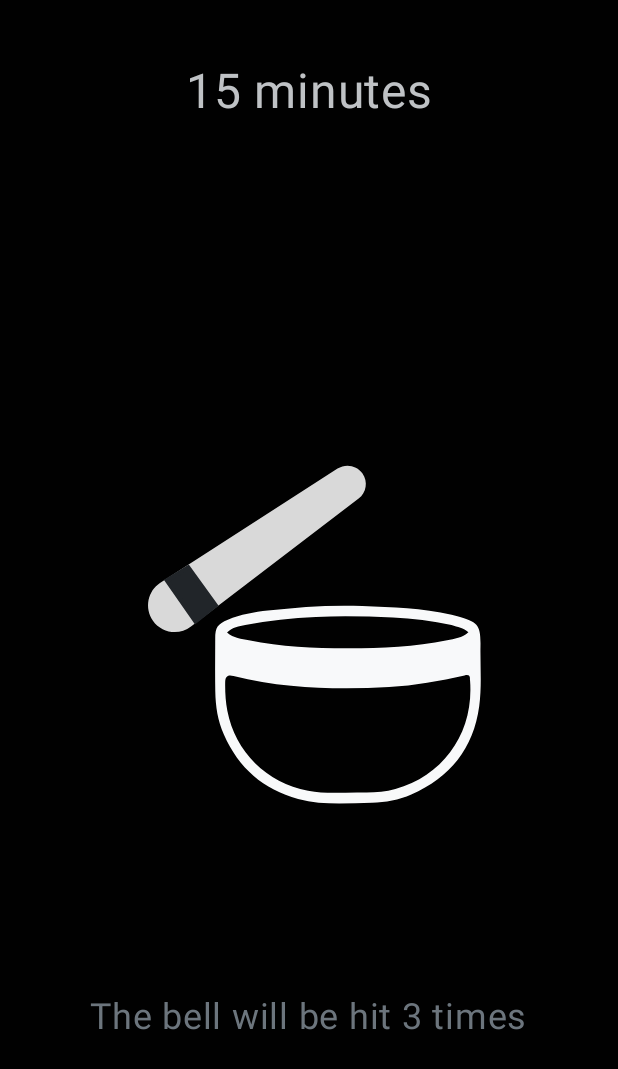
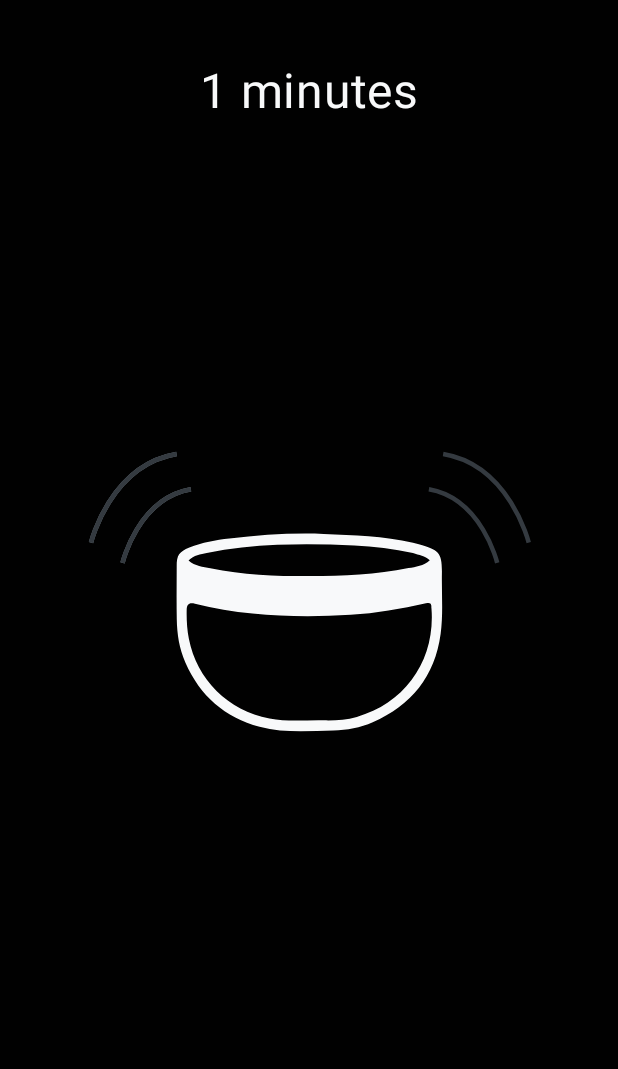
Before and after one commit to victorYghor/meditar, an Android app built with Jetpack Compose: the screen it shows after launch (MainActivity), after a tap on "Start", on a phone screen of 412 x 824 dp. Shown: the top 1069 px of the screen. Run offline under Robolectric (Android 15) with nearby library versions, the phone set to English and light mode, and no system bars; our stand-ins replace Timber.

Commit message:
feature: change between ring bell and hit bell

```diff
--- a/app/build.gradle.kts
+++ b/app/build.gradle.kts
@@ -70,6 +70,8 @@ dependencies {
     debugImplementation("androidx.compose.ui:ui-tooling")
     debugImplementation("androidx.compose.ui:ui-test-manifest")
 
+    // Timber
+    implementation("com.jakewharton.timber:timber:5.0.1")
     //navigation
     implementation("androidx.navigation:navigation-runtime-ktx:2.7.7")
     implementation("androidx.navigation:navigation-compose:2.7.7")
--- a/app/src/main/java/com/victoryghor/meditar/MainActivity.kt
+++ b/app/src/main/java/com/victoryghor/meditar/MainActivity.kt
@@ -1,7 +1,6 @@
 package com.victoryghor.meditar
 
 import android.os.Bundle
-import android.util.Log
 import androidx.activity.ComponentActivity
 import androidx.activity.compose.setContent
 import androidx.compose.foundation.layout.Arrangement
@@ -14,11 +13,12 @@ import androidx.compose.ui.Modifier
 import com.victoryghor.meditar.timerPicker.SelectTimerScreen
 import com.victoryghor.meditar.ui.components.ConfirmButton
 import com.victoryghor.meditar.ui.theme.MeditarTheme
+import timber.log.Timber
 
 class MainActivity: ComponentActivity() {
     override fun onCreate(savedInstanceState: Bundle?) {
         super.onCreate(savedInstanceState)
-        Log.i("TimerPickerActivity", "reach here")
+        Timber.plant(Timber.DebugTree())
         setContent {
             MeditarTheme {
                 Surface(
--- a/app/src/main/java/com/victoryghor/meditar/TimerNavigation.kt
+++ b/app/src/main/java/com/victoryghor/meditar/TimerNavigation.kt
@@ -4,14 +4,16 @@ import android.content.Context
 import android.content.ContextWrapper
 import androidx.compose.runtime.Composable
 import androidx.navigation.NavHostController
-import android.util.Log
 import androidx.activity.ComponentActivity
 import androidx.compose.runtime.getValue
 import androidx.compose.ui.platform.LocalContext
 import androidx.lifecycle.compose.collectAsStateWithLifecycle
 import androidx.lifecycle.viewmodel.compose.viewModel
+import androidx.navigation.NavBackStackEntry
+import androidx.navigation.NavDestination.Companion.hierarchy
 import androidx.navigation.compose.NavHost
 import androidx.navigation.compose.composable
+import androidx.navigation.compose.currentBackStackEntryAsState
 import androidx.navigation.compose.rememberNavController
 import androidx.navigation.navArgument
 import androidx.savedstate.SavedStateRegistryOwner
@@ -26,13 +28,17 @@ import com.victoryghor.meditar.timer.TimerScreen
 import com.victoryghor.meditar.timer.TimerViewModel
 import com.victoryghor.meditar.timerPicker.SelectTimerScreen
 import com.victoryghor.meditar.timerPicker.TimerPickerViewModel
+import timber.log.Timber
+import com.victoryghor.meditar.bell.HitBellScreen
+import com.victoryghor.meditar.util.removeCurlyBrackets
 
 object Destinations {
     const val SELECT_TIMER_SCREEN = "selectTimerScreen"
-    const val TIMER_SCREEN = "timerScreen/{%s}"
-    const val HIT_BELL_SCREEN = "hitBellScreen/{%s}"
-    const val RING_BELL_SCREEN = "ringBellScreen?minutes={%s}"
+    const val TIMER_SCREEN = "timerScreen/{minutes}"
+    const val HIT_BELL_SCREEN = "hitBellScreen/{minutes}"
+    const val RING_BELL_SCREEN = "ringBellScreen?minutes={minutes}"
 }
+
 @Composable
 fun TimerNavHost(
     navController: NavHostController = rememberNavController()
@@ -45,27 +51,60 @@ fun TimerNavHost(
             val viewModel: TimerPickerViewModel = viewModel()
             val uiState by viewModel.uiState.collectAsStateWithLifecycle()
             SelectTimerScreen(
-                goToRingBellScreen = { minutes -> navController.navigate(HIT_BELL_SCREEN.format(minutes)) },
+                goToRingBellScreen = { minutes ->
+                    navController.navigate(
+                        HIT_BELL_SCREEN.replace("minutes", minutes.toString())
+                    )
+                },
                 selectMinutes = viewModel::selectMinutes,
                 uiState = uiState
             )
         }
-        composable(HIT_BELL_SCREEN) { NavBackStackEntry ->
+        composable(HIT_BELL_SCREEN) {
             val bellViewModel = viewModel<BellViewModel>()
             val bellUiState by bellViewModel.uiState.collectAsStateWithLifecycle()
-            HitBellScreen(bellUiState)
+            val minutes = it.arguments?.getString("minutes")?.removeCurlyBrackets() ?: "5"
+            HitBellScreen(bellUiState) {
+                bellViewModel.startHitBell {
+                    navController.navigate(RING_BELL_SCREEN.replace("{minutes}", minutes))
+                }
+            }
         }
         composable(
             RING_BELL_SCREEN,
-            arguments = listOf(navArgument("minutes"){ nullable = true })
+            arguments = listOf(navArgument("minutes") { nullable = true })
         ) {
             val bellViewModel: BellViewModel = viewModel()
             val bellUiState by bellViewModel.uiState.collectAsStateWithLifecycle()
-            RingBellScreen(bellUiState, { navController.navigate(SELECT_TIMER_SCREEN) })
+            val minutes = it.arguments?.getString("minutes") ?: "5"
+            RingBellScreen(
+                bellUiState
+            ) {
+                val goToNextScreen: () -> Unit =
+                    when (navController.previousBackStackEntry?.destination?.route) {
+                        HIT_BELL_SCREEN -> {
+                            val destination =
+                                if (bellUiState.quantityOfHits == 0)
+                                    TIMER_SCREEN
+                                else
+                                    HIT_BELL_SCREEN
+                            { navController.navigate(destination.replace("{minutes}", minutes)) }
+                        }
+
+                        TIMER_SCREEN -> {
+                            { navController.navigate(SELECT_TIMER_SCREEN.replace("{minutes}", minutes)) }
+                        }
+
+                        else -> {
+                            { Timber.d("reach in a not covered case") }
+                        }
+                    }
+                bellViewModel.startRingBell(goToNextScreen)
+            }
         }
         composable(
             TIMER_SCREEN
-            ) {
+        ) {
             val timerViewModel: TimerViewModel = viewModel()
             val timerUIState by timerViewModel.uiState.collectAsStateWithLifecycle()
             TimerScreen(
--- a/app/src/main/java/com/victoryghor/meditar/bell/BellViewModel.kt
+++ b/app/src/main/java/com/victoryghor/meditar/bell/BellViewModel.kt
@@ -1,28 +1,55 @@
 package com.victoryghor.meditar.bell
 
+import androidx.lifecycle.SavedStateHandle
 import androidx.lifecycle.ViewModel
 import androidx.lifecycle.viewModelScope
+import androidx.navigation.NavController
+import com.victoryghor.meditar.Destinations
 import kotlinx.coroutines.Dispatchers
 import kotlinx.coroutines.delay
 import kotlinx.coroutines.flow.MutableStateFlow
 import kotlinx.coroutines.flow.asStateFlow
 import kotlinx.coroutines.launch
 import kotlinx.coroutines.withContext
+import com.victoryghor.meditar.Destinations.HIT_BELL_SCREEN
+import com.victoryghor.meditar.Destinations.RING_BELL_SCREEN
+import com.victoryghor.meditar.Destinations.SELECT_TIMER_SCREEN
+import com.victoryghor.meditar.Destinations.TIMER_SCREEN
+import com.victoryghor.meditar.util.removeCurlyBrackets
+import kotlinx.coroutines.flow.update
 
 data class BellUiState(
     val minutesOfPractice: Int? = null,
-    val quantityOfHits: Int
+    val quantityOfHits: Int = 3,
 )
-class BellViewModel(): ViewModel() {
-    private val _uiState = MutableStateFlow(BellUiState(15, 3))
+class BellViewModel(handle: SavedStateHandle): ViewModel() {
+    private val _uiState = MutableStateFlow(BellUiState())
     val uiState = _uiState.asStateFlow()
-
-    fun startRingBell(goToSelectTimer: () -> Unit) {
+    val minutesOfPractice by lazy {
+        handle.get<String>("minutes")?.removeCurlyBrackets()?.toInt() ?: 5
+    }
+    init {
+        _uiState.update {
+            it.copy(minutesOfPractice = minutesOfPractice)
+        }
+    }
+    fun startRingBell(goToNextScreen: () -> Unit) {
         viewModelScope.launch {
             // tocar o sino
             delay(5_000L)
             withContext(Dispatchers.Main) {
-                goToSelectTimer()
+                goToNextScreen()
+            }
+        }
+    }
+    fun startHitBell(goToNextScreen: () -> Unit) {
+        viewModelScope.launch {
+            delay(1000L)
+            _uiState.update {
+                it.copy(quantityOfHits = it.quantityOfHits - 1)
+            }
+            withContext(Dispatchers.Main) {
+                goToNextScreen()
             }
         }
     }
--- a/app/src/main/java/com/victoryghor/meditar/bell/HitBellScreen.kt
+++ b/app/src/main/java/com/victoryghor/meditar/bell/HitBellScreen.kt
@@ -12,6 +12,7 @@ import androidx.compose.foundation.layout.size
 import androidx.compose.foundation.rememberScrollState
 import androidx.compose.material3.Text
 import androidx.compose.runtime.Composable
+import androidx.compose.runtime.LaunchedEffect
 import androidx.compose.ui.Alignment
 import androidx.compose.ui.Modifier
 import androidx.compose.ui.res.stringResource
@@ -26,7 +27,8 @@ import com.victoryghor.meditar.ui.theme.white0
 
 @Composable
 fun HitBellScreen(
-    uiState: BellUiState
+    uiState: BellUiState,
+    startHitBell: () -> Unit
 ) {
     Column(
         verticalArrangement = Arrangement.Top,
@@ -37,10 +39,13 @@ fun HitBellScreen(
             .padding(42.dp)
             .scrollable(rememberScrollState(), orientation = Orientation.Vertical)
     ) {
+        LaunchedEffect(Unit) {
+            startHitBell()
+        }
         uiState.minutesOfPractice?.let {
             TextMinutesOfPractice(it)
         }
-        Spacer(modifier = Modifier.size(220.dp))
+        Spacer(modifier = Modifier.size(128.dp))
         BellImage(R.drawable.hitbell)
         Spacer(modifier = Modifier.size(128.dp))
         if (uiState.quantityOfHits != 0)
--- a/app/src/main/java/com/victoryghor/meditar/bell/RingBellScreen.kt
+++ b/app/src/main/java/com/victoryghor/meditar/bell/RingBellScreen.kt
@@ -1,7 +1,6 @@
 package com.victoryghor.meditar.bell
 
 import androidx.compose.foundation.background
-import androidx.compose.runtime.*
 import androidx.compose.foundation.gestures.Orientation
 import androidx.compose.foundation.gestures.scrollable
 import androidx.compose.foundation.layout.Arrangement
@@ -17,7 +16,6 @@ import androidx.compose.runtime.LaunchedEffect
 import androidx.compose.ui.Alignment
 import androidx.compose.ui.Modifier
 import androidx.compose.ui.res.stringResource
-import androidx.compose.ui.tooling.preview.Preview
 import androidx.compose.ui.unit.dp
 import androidx.compose.ui.unit.sp
 import androidx.lifecycle.viewmodel.compose.viewModel
@@ -29,9 +27,8 @@ import com.victoryghor.meditar.ui.theme.white0
 @Composable
 fun RingBellScreen(
     uiState: BellUiState,
-    gotToSelectTimer: () -> Unit
-) {
-    val viewModel: BellViewModel = viewModel()
+    startRingBell: () -> Unit
+    ) {
     Column(
         verticalArrangement = Arrangement.Top,
         horizontalAlignment = Alignment.CenterHorizontally,
@@ -42,7 +39,7 @@ fun RingBellScreen(
             .scrollable(rememberScrollState(), orientation = Orientation.Vertical)
     ) {
         LaunchedEffect(Unit) {
-            viewModel.startRingBell {  gotToSelectTimer() }
+            startRingBell()
         }
         uiState.minutesOfPractice?.let {
             Text(
```
